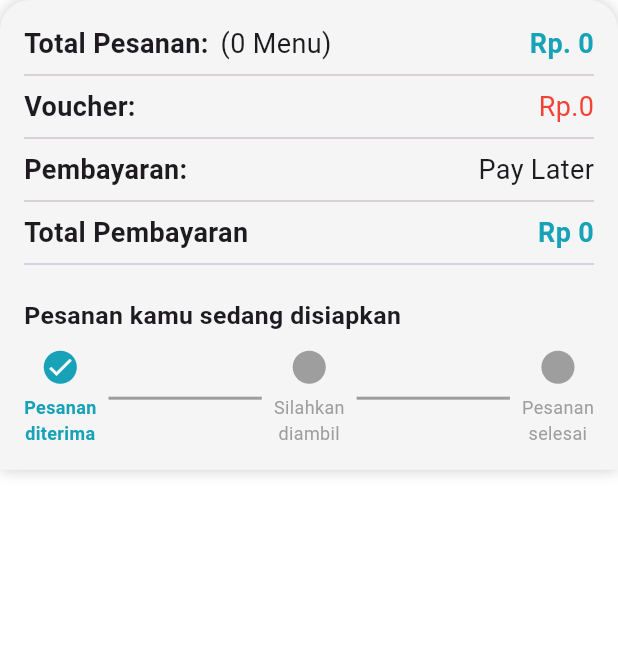
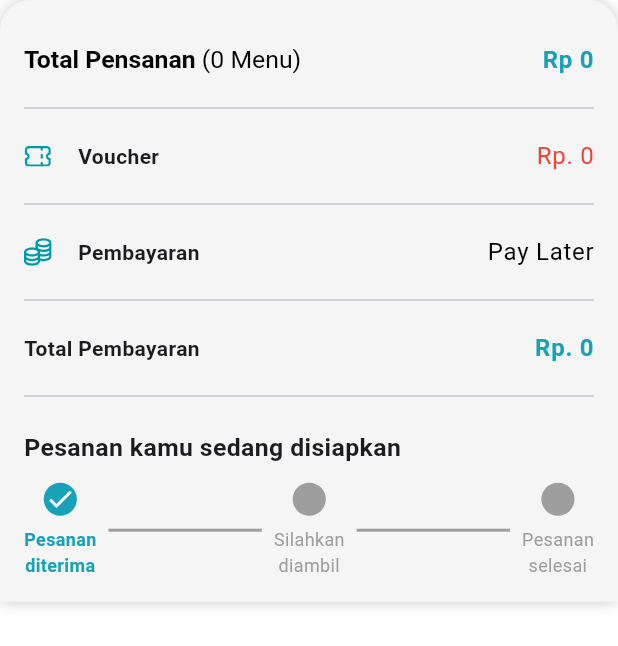
Before and after one commit to AgengAbi/flutter_java_code_app, a Flutter app: the OrderSummaryBottomSheet widget shown alone on an empty page, opened directly, on a phone screen of 412 x 824 dp. Shown: the top 646 px of the screen. Run offline on Flutter 3.47's test engine with Material 3 defaults, Android fonts, the phone set to English and light mode, and no system bars; our stand-ins replace cached_network_image, carousel_slider, dartz, device_info_plus, dio, firebase_analytics and 19 more; missing offline and left inert: fast_rsa, panara_dialogs; accounts and stored records are empty; network calls fail; key blocks and very long unbroken strings in the code were emptied for the run.

Commit message:
fix 🐛 : ui color

```diff
--- a/lib/features/order/sub_features/order_details/view/components/order_summary_bottom_sheet.dart
+++ b/lib/features/order/sub_features/order_details/view/components/order_summary_bottom_sheet.dart
@@ -1,6 +1,9 @@
 import 'package:flutter/material.dart';
+import 'package:flutter_java_code_app/constants/cores/assets/svg_constant.dart';
 import 'package:flutter_java_code_app/features/order/sub_features/order_details/controllers/order_order_details_controller.dart';
 import 'package:flutter_java_code_app/shared/styles/color_style.dart';
+import 'package:flutter_java_code_app/shared/styles/google_text_style.dart';
+import 'package:flutter_java_code_app/shared/widgets/list_tile_app.dart';
 import 'package:flutter_screenutil/flutter_screenutil.dart';
 import 'package:get/get.dart';
 
@@ -71,81 +74,49 @@ class OrderSummaryBottomSheet extends StatelessWidget {
           crossAxisAlignment: CrossAxisAlignment.start,
           mainAxisSize: MainAxisSize.min,
           children: [
-            Row(
-              mainAxisAlignment: MainAxisAlignment.spaceBetween,
-              children: [
-                Row(
+            ListTileApp(
+              title: RichText(
+                text: TextSpan(
+                  text: 'Total Pensanan ',
+                  style: GoogleTextStyle.fw600.copyWith(
+                    fontSize: 18.sp,
+                    color: Colors.black,
+                  ),
                   children: [
-                    const Text(
-                      'Total Pesanan:',
-                      style:
-                          TextStyle(fontSize: 18, fontWeight: FontWeight.bold),
-                    ),
-                    8.horizontalSpace,
-                    Text(
-                      '($totalOrder Menu)',
-                      style: const TextStyle(fontSize: 18),
+                    TextSpan(
+                      text: '($totalOrder Menu)',
+                      style: GoogleTextStyle.fw400
+                          .copyWith(fontSize: 18.sp, color: Colors.black),
                     ),
                   ],
                 ),
-                Text(
-                  'Rp. $totalPrice',
-                  style: const TextStyle(
-                    fontSize: 18,
-                    fontWeight: FontWeight.bold,
-                    color: ColorStyle.info,
-                  ),
-                ),
-              ],
+              ),
+              subtitle: 'Rp $totalPrice',
+              subtitleBold: true,
+              subtitleColor: ColorStyle.info,
             ),
             const Divider(),
-            Row(
-              mainAxisAlignment: MainAxisAlignment.spaceBetween,
-              children: [
-                const Text('Voucher:',
-                    style:
-                        TextStyle(fontSize: 18, fontWeight: FontWeight.bold)),
-                Column(
-                  children: [
-                    Text(
-                      'Rp.$voucher',
-                      style: const TextStyle(
-                        fontSize: 18,
-                        color: Colors.red,
-                        fontWeight: FontWeight.w400,
-                      ),
-                    ),
-                  ],
-                ),
-              ],
+            ListTileApp(
+              leading: SvgConstant.icVoucher,
+              title: 'Voucher',
+              titleBold: true,
+              subtitle: 'Rp. $voucher',
+              subtitleColor: Colors.red,
             ),
             const Divider(),
-            const Row(
-              mainAxisAlignment: MainAxisAlignment.spaceBetween,
-              children: [
-                Text('Pembayaran:',
-                    style:
-                        TextStyle(fontSize: 18, fontWeight: FontWeight.bold)),
-                Text('Pay Later', style: TextStyle(fontSize: 18)),
-              ],
+            ListTileApp(
+              leading: SvgConstant.icPayment,
+              title: 'Pembayaran',
+              titleBold: true,
+              subtitle: 'Pay Later',
             ),
             const Divider(),
-            Row(
-              mainAxisAlignment: MainAxisAlignment.spaceBetween,
-              children: [
-                const Text(
-                  'Total Pembayaran',
-                  style: TextStyle(fontSize: 18, fontWeight: FontWeight.bold),
-                ),
-                Text(
-                  'Rp $totalPayment',
-                  style: const TextStyle(
-                    fontSize: 18,
-                    fontWeight: FontWeight.bold,
-                    color: ColorStyle.info,
-                  ),
-                ),
-              ],
+            ListTileApp(
+              title: 'Total Pembayaran',
+              titleBold: true,
+              subtitle: 'Rp. $totalPayment',
+              subtitleColor: ColorStyle.info,
+              subtitleBold: true,
             ),
             const Divider(),
             16.verticalSpace,
--- a/lib/shared/widgets/list_tile_app.dart
+++ b/lib/shared/widgets/list_tile_app.dart
@@ -255,7 +255,7 @@ class ListTileApp extends StatelessWidget {
                         height: 32.r,
                         width: 32.r,
                         decoration: BoxDecoration(
-                            color: ColorStyle.primary,
+                            color: ColorStyle.info,
                             borderRadius: BorderRadius.circular(30.r),
                             boxShadow: [
                               BoxShadow(
@@ -299,7 +299,7 @@ class ListTileApp extends StatelessWidget {
 
   Widget? _buildLeadingWidget() {
     if (leading is IconData) {
-      return Icon(leading, size: 28.r, color: ColorStyle.primary);
+      return Icon(leading, size: 28.r, color: ColorStyle.info);
     } else if (leading is String) {
       return SvgPicture.asset(
         leading,
@@ -526,7 +526,7 @@ class ListTileApp extends StatelessWidget {
                             height: 50,
                             decoration: BoxDecoration(
                                 color: selectedLanguage == "Indonesia"
-                                    ? ColorStyle.primary
+                                    ? ColorStyle.info
                                     : Colors.grey[300],
                                 borderRadius: BorderRadius.circular(8)),
                             alignment: Alignment.center,
@@ -570,7 +570,7 @@ class ListTileApp extends StatelessWidget {
                             height: 50,
                             decoration: BoxDecoration(
                                 color: selectedLanguage == "English"
-                                    ? ColorStyle.primary
+                                    ? ColorStyle.info
                                     : Colors.grey[300],
                                 borderRadius: BorderRadius.circular(8)),
                             alignment: Alignment.center,
--- a/lib/shared/widgets/selectable_item.dart
+++ b/lib/shared/widgets/selectable_item.dart
@@ -23,10 +23,10 @@ class SelectableItem<T> extends StatelessWidget {
         margin: const EdgeInsets.only(right: 8.0),
         padding: const EdgeInsets.symmetric(horizontal: 12, vertical: 4),
         decoration: BoxDecoration(
-          border: Border.all(
-              color: isSelected ? ColorStyle.primary : ColorStyle.primary),
+          border:
+              Border.all(color: isSelected ? ColorStyle.info : ColorStyle.info),
           borderRadius: BorderRadius.circular(16),
-          color: isSelected ? ColorStyle.primary : Colors.transparent,
+          color: isSelected ? ColorStyle.info : Colors.transparent,
         ),
         child: Row(
           mainAxisSize: MainAxisSize.min,
```
